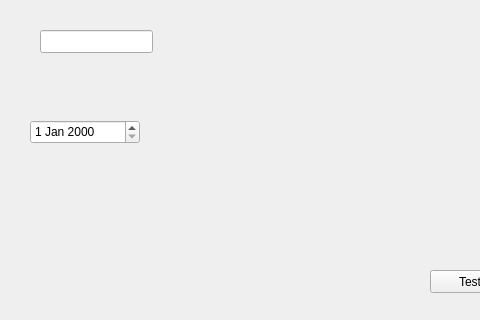
Qt form testingdialog.ui (MaxMaxy/racun) before a commit; both pictures show x 0 to 480 and y 0 to 320 of the 827 by 615 pixel window.
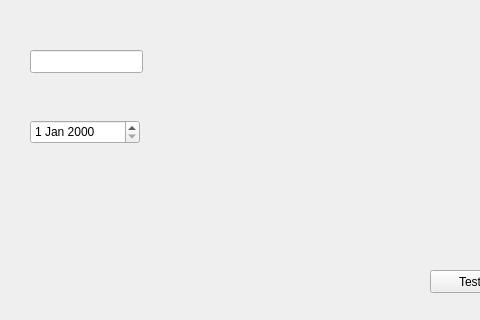
The same form after that commit.

```diff
--- a/testingdialog.ui
+++ b/testingdialog.ui
@@ -42,8 +42,8 @@
   <widget class="QLineEdit" name="lineEdit_stRacuna">
    <property name="geometry">
     <rect>
-     <x>40</x>
-     <y>30</y>
+     <x>30</x>
+     <y>50</y>
      <width>113</width>
      <height>23</height>
     </rect>
```
